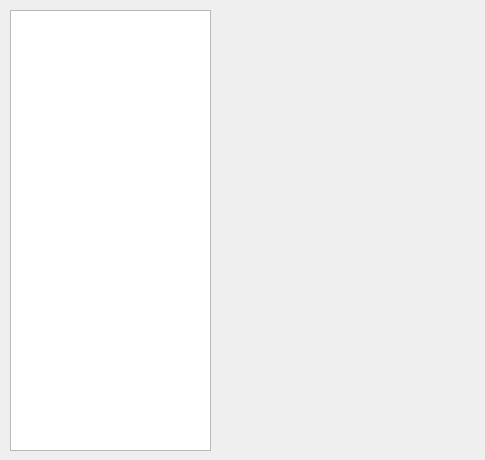
Qt form form_tableeditor.ui (15831944/CBrain) before a commit.
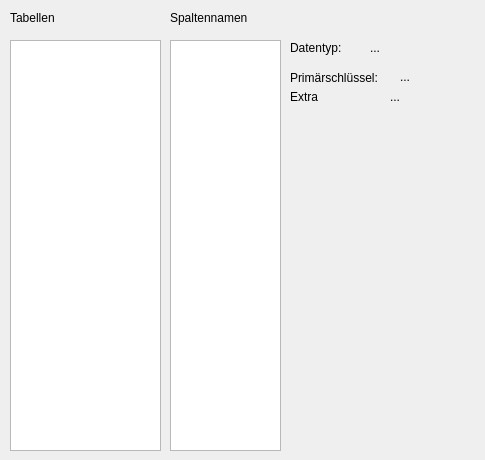
The same form after that commit.

Commit message: Weiter mit tabellen-editor

The edit to the form file:
```diff
--- a/form_tableeditor.ui
+++ b/form_tableeditor.ui
@@ -17,10 +17,124 @@
    <property name="geometry">
     <rect>
      <x>10</x>
+     <y>40</y>
+     <width>151</width>
+     <height>411</height>
+    </rect>
+   </property>
+  </widget>
+  <widget class="QListWidget" name="listWidget_tablehead">
+   <property name="geometry">
+    <rect>
+     <x>170</x>
+     <y>40</y>
+     <width>111</width>
+     <height>411</height>
+    </rect>
+   </property>
+  </widget>
+  <widget class="QLabel" name="label_tables">
+   <property name="geometry">
+    <rect>
+     <x>10</x>
      <y>10</y>
-     <width>201</width>
-     <height>441</height>
+     <width>71</width>
+     <height>16</height>
     </rect>
+   </property>
+   <property name="text">
+    <string>Tabellen</string>
+   </property>
+  </widget>
+  <widget class="QLabel" name="label_tablehead">
+   <property name="geometry">
+    <rect>
+     <x>170</x>
+     <y>10</y>
+     <width>91</width>
+     <height>16</height>
+    </rect>
+   </property>
+   <property name="text">
+    <string>Spaltennamen</string>
+   </property>
+  </widget>
+  <widget class="QLabel" name="label_typlabel">
+   <property name="geometry">
+    <rect>
+     <x>290</x>
+     <y>40</y>
+     <width>61</width>
+     <height>16</height>
+    </rect>
+   </property>
+   <property name="text">
+    <string>Datentyp:</string>
+   </property>
+  </widget>
+  <widget class="QLabel" name="label_typ">
+   <property name="geometry">
+    <rect>
+     <x>370</x>
+     <y>40</y>
+     <width>81</width>
+     <height>16</height>
+    </rect>
+   </property>
+   <property name="text">
+    <string>...</string>
+   </property>
+  </widget>
+  <widget class="QLabel" name="label_pri">
+   <property name="geometry">
+    <rect>
+     <x>400</x>
+     <y>70</y>
+     <width>52</width>
+     <height>13</height>
+    </rect>
+   </property>
+   <property name="text">
+    <string>...</string>
+   </property>
+  </widget>
+  <widget class="QLabel" name="label_prilabel">
+   <property name="geometry">
+    <rect>
+     <x>290</x>
+     <y>70</y>
+     <width>101</width>
+     <height>16</height>
+    </rect>
+   </property>
+   <property name="text">
+    <string>Primärschlüssel:</string>
+   </property>
+  </widget>
+  <widget class="QLabel" name="label_extralabel">
+   <property name="geometry">
+    <rect>
+     <x>290</x>
+     <y>90</y>
+     <width>52</width>
+     <height>13</height>
+    </rect>
+   </property>
+   <property name="text">
+    <string>Extra</string>
+   </property>
+  </widget>
+  <widget class="QLabel" name="label_extra">
+   <property name="geometry">
+    <rect>
+     <x>390</x>
+     <y>90</y>
+     <width>52</width>
+     <height>13</height>
+    </rect>
+   </property>
+   <property name="text">
+    <string>...</string>
    </property>
   </widget>
  </widget>
```
The commit also changes 7 other files.
